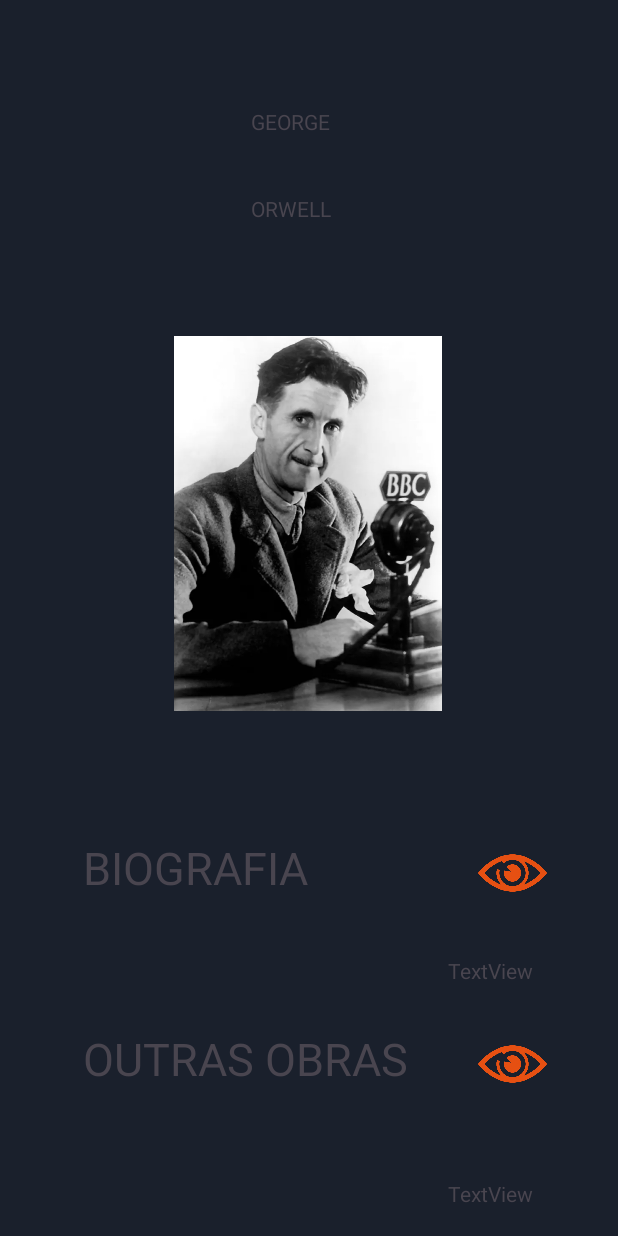
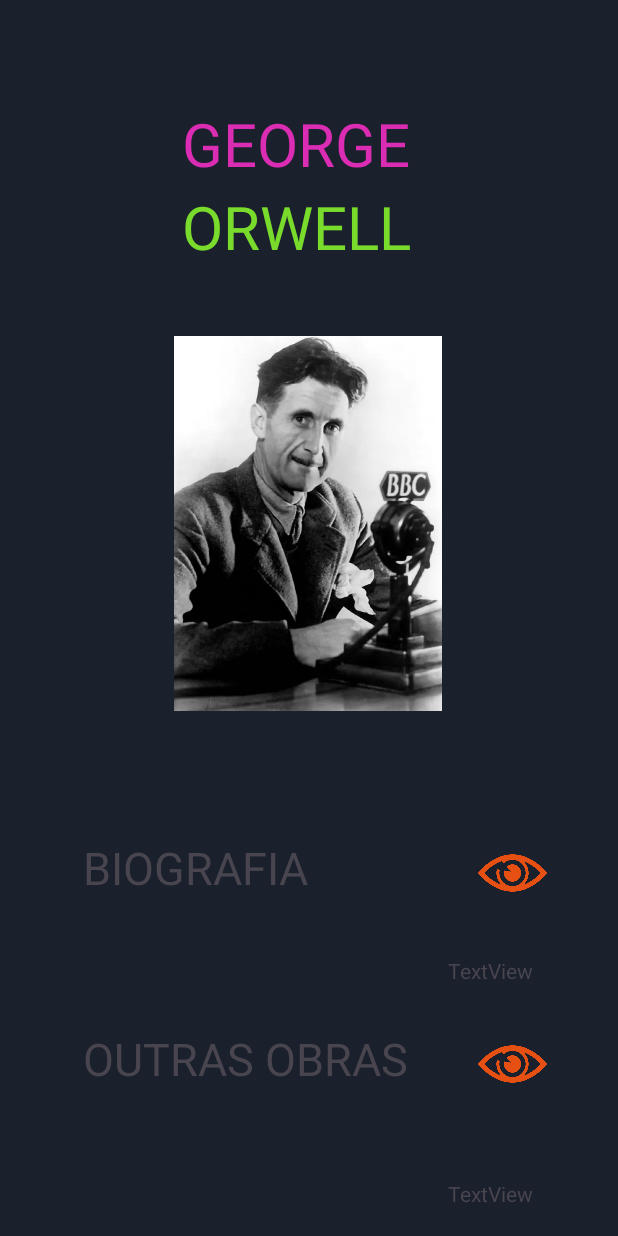
Before and after one commit to Sari-Dorneles/LeiturAPP, an Android app: the telaPerfilAutor screen opened directly, with no data from a screen before it, on a phone screen of 412 x 824 dp. Run offline under Robolectric (Android 15) with nearby library versions, the phone set to English and light mode, and no system bars.

Commit message:
Desing pag autor

```diff
--- a/app/src/main/res/layout/activity_tela_perfil_autor.xml
+++ b/app/src/main/res/layout/activity_tela_perfil_autor.xml
@@ -11,6 +11,8 @@
         android:id="@+id/textAUTOR1"
         android:layout_width="wrap_content"
         android:layout_height="wrap_content"
+         android:textColor="#DB2CB4"
+        android:textSize="40dp"
         android:text="GEORGE"
         app:layout_constraintBottom_toBottomOf="parent"
         app:layout_constraintEnd_toEndOf="parent"
@@ -24,6 +26,8 @@
         android:layout_width="wrap_content"
         android:layout_height="wrap_content"
         android:text="ORWELL"
+        android:textSize="40dp"
+        android:textColor="#79DB2C"
         app:layout_constraintBottom_toBottomOf="parent"
         app:layout_constraintEnd_toEndOf="parent"
         app:layout_constraintHorizontal_bias="0.467"
```
